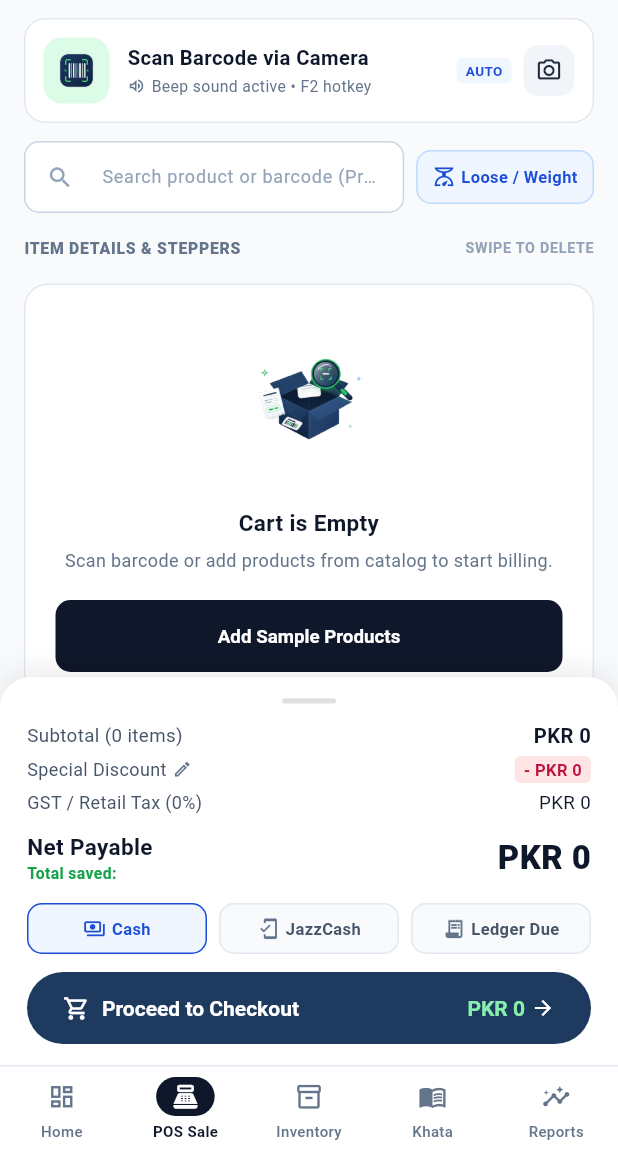
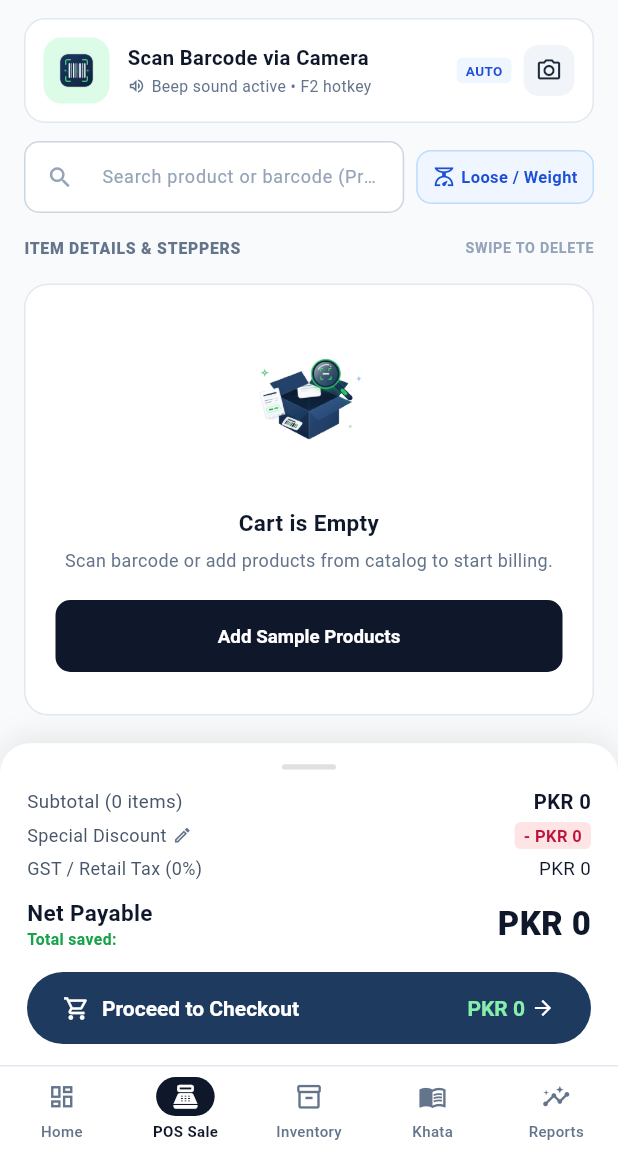
Before and after one commit to FahadMustafa001/KhataSmart, a Flutter app: the PosCartScreen screen opened by its route, on a phone screen of 412 x 824 dp, the part 84-1236 px from its top. Run offline on Flutter 3.47's test engine with Material 3 defaults, Android fonts, the phone set to English and light mode, and no system bars; our stand-ins replace cloud_firestore, firebase_auth, firebase_core, font_awesome_flutter, google_sign_in, local_auth and 3 more; missing offline and left inert: googleapis, mobile_scanner; accounts and stored records are empty.

Commit message:
refactor(pos): remove redundant payment mode pills from cart footer

```diff
--- a/lib/views/pos/pos_cart_screen.dart
+++ b/lib/views/pos/pos_cart_screen.dart
@@ -47,7 +47,6 @@ class _PosCartItem {
 
 class _PosCartScreenState extends State<PosCartScreen> {
   final _cartState = CartState.instance;
-  String _selectedPaymentMode = 'Cash';
   final _itemSearchController = TextEditingController();
   String _itemSearchQuery = '';
 
@@ -984,29 +983,7 @@ class _PosCartScreenState extends State<PosCartScreen> {
                     ],
                   ),
 
-                  const SizedBox(height: 12),
-
-                  // Payment Mode Pills (Cash, JazzCash, Ledger Due)
-                  Row(
-                    children: [
-                      _buildPaymentPill(
-                        icon: Icons.payments_outlined,
-                        label: 'Cash',
-                      ),
-                      const SizedBox(width: 8),
-                      _buildPaymentPill(
-                        icon: Icons.mobile_friendly,
-                        label: 'JazzCash',
-                      ),
-                      const SizedBox(width: 8),
-                      _buildPaymentPill(
-                        icon: Icons.receipt_long,
-                        label: 'Ledger Due',
-                      ),
-                    ],
-                  ),
-
-                  const SizedBox(height: 12),
+                  const SizedBox(height: 14),
 
                   // Big Checkout Button
                   SizedBox(
@@ -1297,53 +1274,4 @@ class _PosCartScreenState extends State<PosCartScreen> {
       ),
     );
   }
-
-  Widget _buildPaymentPill({
-    required IconData icon,
-    required String label,
-  }) {
-    final isSelected = _selectedPaymentMode == label;
-    return Expanded(
-      child: Material(
-        color: isSelected ? const Color(0xFFEFF6FF) : const Color(0xFFF8FAFC),
-        borderRadius: BorderRadius.circular(10),
-        child: InkWell(
-          onTap: () => setState(() => _selectedPaymentMode = label),
-          borderRadius: BorderRadius.circular(10),
-          child: Container(
-            padding: const EdgeInsets.symmetric(vertical: 8),
-            decoration: BoxDecoration(
-              borderRadius: BorderRadius.circular(10),
-              border: Border.all(
-                color: isSelected
-                    ? const Color(0xFF1D4ED8)
-                    : const Color(0xFFE2E8F0),
-              ),
-            ),
-            child: Row(
-              mainAxisAlignment: MainAxisAlignment.center,
-              children: [
-                Icon(
-                  icon,
-                  size: 15,
-                  color: isSelected
-                      ? const Color(0xFF1D4ED8)
-                      : const Color(0xFF64748B),
-                ),
-                const SizedBox(width: 4),
-                Text(
-                  label,
-                  style: TextStyle(
-                    fontSize: 11,
-                    fontWeight: isSelected ? FontWeight.bold : FontWeight.w600,
-                    color: isSelected ? const Color(0xFF1D4ED8) : const Color(0xFF475569),
-                  ),
-                ),
-              ],
-            ),
-          ),
-        ),
-      ),
-    );
-  }
 }
```
